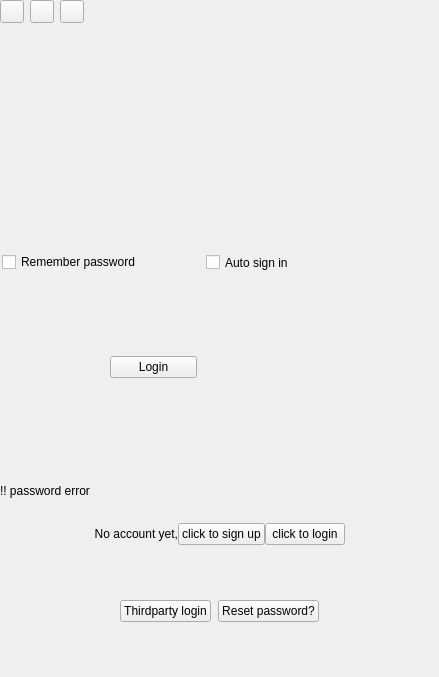
Old version of the form src/ui/wizLoginWidget.ui in the repository WizTeam/WizQTClient.
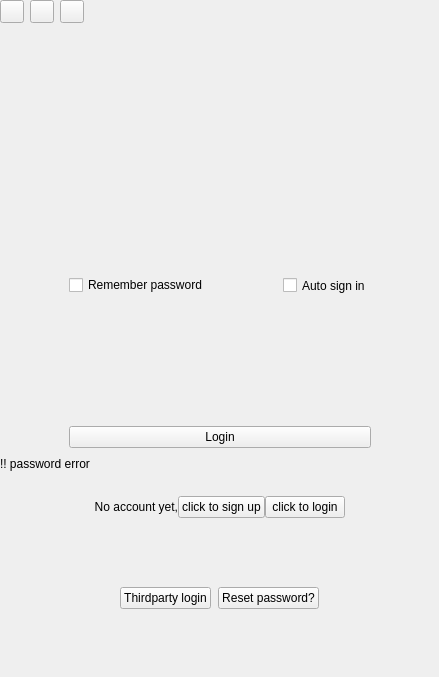
New version of the form. Custom widgets are drawn as their Qt base class.

Commit message: login layout

Diff of the .ui file:
```diff
--- a/src/ui/wizLoginWidget.ui
+++ b/src/ui/wizLoginWidget.ui
@@ -158,15 +158,45 @@
       <number>0</number>
      </property>
      <widget class="QWidget" name="page">
+      <layout class="QHBoxLayout" name="horizontalLayout_8">
+       <item>
+        <spacer name="horizontalSpacer_2">
+         <property name="orientation">
+          <enum>Qt::Horizontal</enum>
+         </property>
+         <property name="sizeHint" stdset="0">
+          <size>
+           <width>43</width>
+           <height>20</height>
+          </size>
+         </property>
+        </spacer>
+       </item>
+       <item>
+        <layout class="QVBoxLayout" name="verticalLayout_2">
+         <property name="spacing">
+          <number>0</number>
+         </property>
+         <item>
+          <layout class="QVBoxLayout" name="verticalLayout">
+           <item>
+            <widget class="CWizIconLineEditContainer" name="wgt_usercontainer" native="true">
+             <property name="sizePolicy">
+              <sizepolicy hsizetype="Preferred" vsizetype="Maximum">
+               <horstretch>0</horstretch>
+               <verstretch>0</verstretch>
+              </sizepolicy>
+             </property>
+             <property name="minimumSize">
+              <size>
+               <width>0</width>
+               <height>5</height>
+              </size>
+             </property>
+            </widget>
+           </item>
+           <item>
       <widget class="CWizIconLineEditContainer" name="wgt_passwordcontainer" native="true">
-       <property name="geometry">
-        <rect>
-         <x>2</x>
-         <y>62</y>
-         <width>292</width>
-         <height>16</height>
-        </rect>
-       </property>
        <property name="sizePolicy">
         <sizepolicy hsizetype="Preferred" vsizetype="Maximum">
          <horstretch>0</horstretch>
@@ -179,17 +209,11 @@
          <height>5</height>
         </size>
        </property>
-       <zorder></zorder>
-      </widget>
-      <widget class="QWidget" name="">
-       <property name="geometry">
-        <rect>
-         <x>2</x>
-         <y>22</y>
-         <width>292</width>
-         <height>35</height>
-        </rect>
-       </property>
+            </widget>
+           </item>
+          </layout>
+         </item>
+         <item>
        <layout class="QHBoxLayout" name="horizontalLayout_2">
         <property name="spacing">
          <number>0</number>
@@ -246,51 +270,56 @@
          </widget>
         </item>
        </layout>
-      </widget>
-      <widget class="CWizIconLineEditContainer" name="wgt_usercontainer" native="true">
-       <property name="geometry">
-        <rect>
-         <x>2</x>
-         <y>57</y>
-         <width>292</width>
-         <height>16</height>
-        </rect>
-       </property>
-       <property name="sizePolicy">
-        <sizepolicy hsizetype="Preferred" vsizetype="Maximum">
-         <horstretch>0</horstretch>
-         <verstretch>0</verstretch>
-        </sizepolicy>
-       </property>
-       <property name="minimumSize">
+         </item>
+         <item>
+          <spacer name="verticalSpacer">
+           <property name="orientation">
+            <enum>Qt::Vertical</enum>
+           </property>
+           <property name="sizeHint" stdset="0">
         <size>
-         <width>0</width>
-         <height>5</height>
-        </size>
-       </property>
-      </widget>
-      <widget class="QWidget" name="horizontalLayoutWidget">
-       <property name="geometry">
-        <rect>
-         <x>110</x>
-         <y>130</y>
-         <width>87</width>
-         <height>29</height>
-        </rect>
-       </property>
+             <width>20</width>
+             <height>10</height>
+            </size>
+           </property>
+          </spacer>
+         </item>
+         <item>
        <layout class="QHBoxLayout" name="horizontalLayout_3">
         <property name="spacing">
          <number>0</number>
         </property>
         <item>
          <widget class="CWizImageButton" name="btn_login">
+             <property name="minimumSize">
+              <size>
+               <width>302</width>
+               <height>0</height>
+              </size>
+             </property>
           <property name="text">
            <string>Login</string>
           </property>
          </widget>
         </item>
        </layout>
-      </widget>
+         </item>
+        </layout>
+       </item>
+       <item>
+        <spacer name="horizontalSpacer_3">
+         <property name="orientation">
+          <enum>Qt::Horizontal</enum>
+         </property>
+         <property name="sizeHint" stdset="0">
+          <size>
+           <width>42</width>
+           <height>20</height>
+          </size>
+         </property>
+        </spacer>
+       </item>
+      </layout>
      </widget>
      <widget class="QWidget" name="page_2">
       <layout class="QVBoxLayout" name="verticalLayout_8">
@@ -450,19 +479,6 @@
      </widget>
     </widget>
    </item>
-   <item>
-    <spacer name="verticalSpacer">
-     <property name="orientation">
-      <enum>Qt::Vertical</enum>
-     </property>
-     <property name="sizeHint" stdset="0">
-      <size>
-       <width>20</width>
-       <height>10</height>
-      </size>
-     </property>
-    </spacer>
-   </item>
    <item>
     <widget class="QLabel" name="label_passwordError">
      <property name="text">
```
Lines whose indentation alone changed are shown as unchanged. The commit also changes 2 other files.
